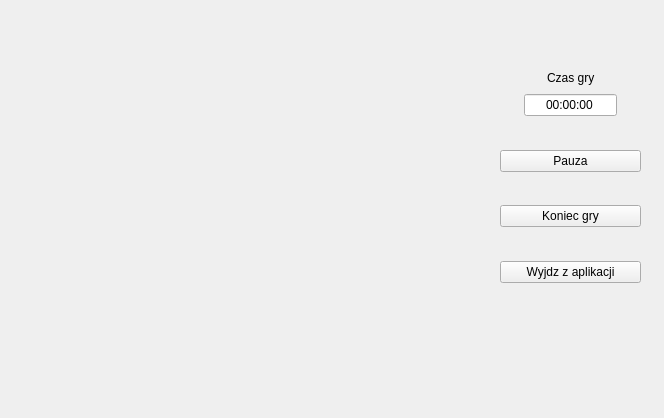
The window that Qt/ui/gameWidget.ui (marcelkoniecz/WDS) describes before a commit, drawn with Qt 5.
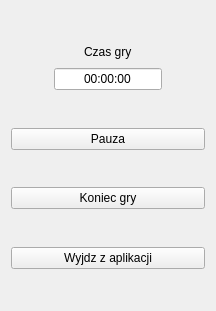
The same window after the commit.

Commit message: Window application

```diff
--- a/Qt/ui/gameWidget.ui
+++ b/Qt/ui/gameWidget.ui
@@ -6,25 +6,15 @@
    <rect>
     <x>0</x>
     <y>0</y>
-    <width>664</width>
-    <height>418</height>
+    <width>216</width>
+    <height>311</height>
    </rect>
   </property>
   <property name="windowTitle">
    <string>Form</string>
   </property>
-  <property name="inputMethodHints">
-   <set>Qt::ImhNone</set>
-  </property>
-  <widget class="QWidget" name="verticalLayoutWidget_2">
-   <property name="geometry">
-    <rect>
-     <x>500</x>
-     <y>40</y>
-     <width>141</width>
-     <height>271</height>
-    </rect>
-   </property>
+  <layout class="QVBoxLayout" name="verticalLayout">
+   <item>
    <layout class="QVBoxLayout" name="infoBox">
     <item>
      <spacer name="verticalSpacer_5">
@@ -190,18 +180,8 @@
      </spacer>
     </item>
    </layout>
-  </widget>
-  <widget class="QWidget" name="verticalLayoutWidget">
-   <property name="geometry">
-    <rect>
-     <x>20</x>
-     <y>20</y>
-     <width>471</width>
-     <height>391</height>
-    </rect>
-   </property>
-   <layout class="QVBoxLayout" name="gameBox"/>
-  </widget>
+   </item>
+  </layout>
  </widget>
  <resources/>
  <connections/>
```
Lines whose indentation alone changed are shown as unchanged. The commit also changes 7 other files.
